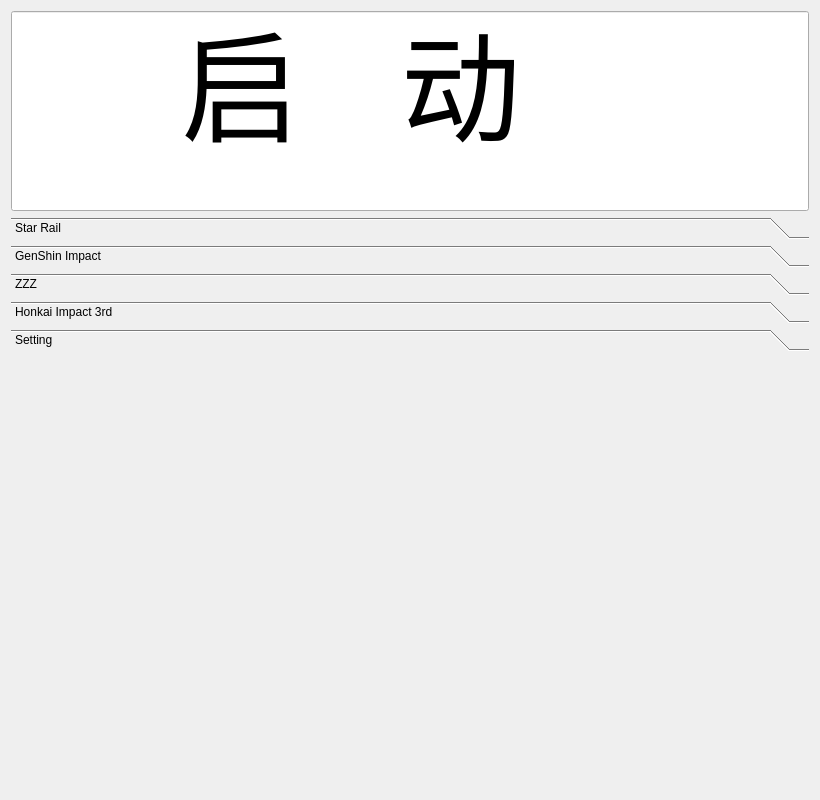
The window that widget.ui (kengsini250/MiHuYouQiDong) describes before a commit, drawn with Qt 5.
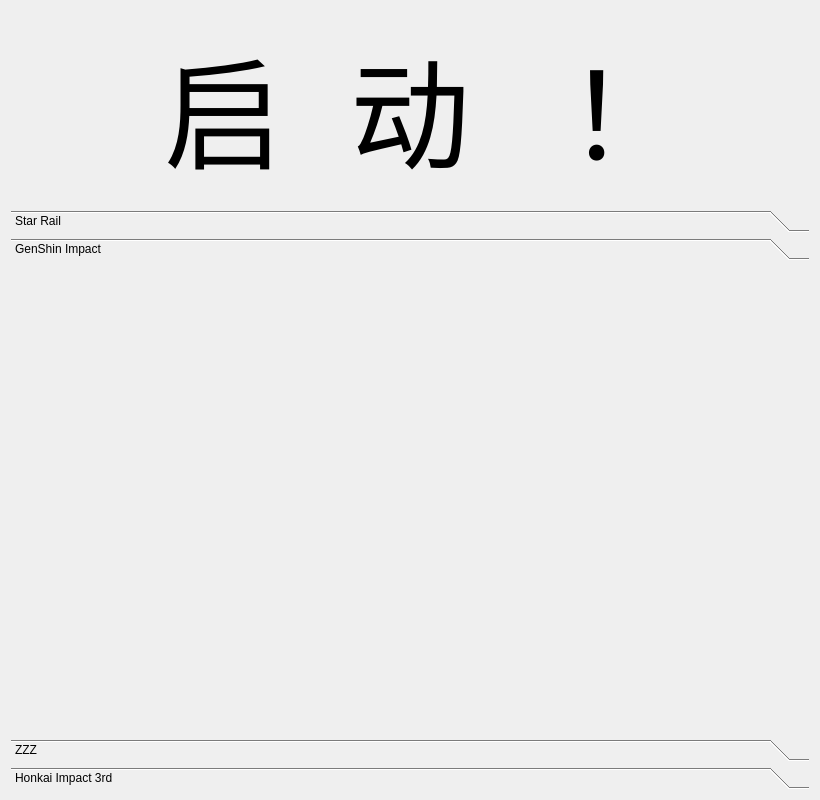
The same window after the commit. Custom widgets are drawn as their Qt base class.

```diff
--- a/widget.ui
+++ b/widget.ui
@@ -10,6 +10,18 @@
     <height>800</height>
    </rect>
   </property>
+  <property name="minimumSize">
+   <size>
+    <width>820</width>
+    <height>800</height>
+   </size>
+  </property>
+  <property name="maximumSize">
+   <size>
+    <width>820</width>
+    <height>800</height>
+   </size>
+  </property>
   <property name="windowTitle">
    <string>Widget</string>
   </property>
@@ -17,31 +29,30 @@
    <item>
     <layout class="QVBoxLayout" name="verticalLayout">
      <item>
-      <widget class="QLineEdit" name="lineEdit">
+      <widget class="QLabel" name="label">
        <property name="minimumSize">
         <size>
          <width>0</width>
-         <height>200</height>
+         <height>193</height>
         </size>
        </property>
        <property name="font">
         <font>
          <pointsize>90</pointsize>
-         <bold>false</bold>
         </font>
        </property>
        <property name="text">
-        <string>     启   动</string>
+        <string>启  动  ！</string>
        </property>
-       <property name="readOnly">
-        <bool>true</bool>
+       <property name="alignment">
+        <set>Qt::AlignCenter</set>
        </property>
       </widget>
      </item>
      <item>
       <widget class="QToolBox" name="toolBox">
        <property name="currentIndex">
-        <number>4</number>
+        <number>1</number>
        </property>
        <widget class="Form" name="page">
         <property name="geometry">
@@ -62,7 +73,7 @@
           <x>0</x>
           <y>0</y>
           <width>800</width>
-          <height>429</height>
+          <height>465</height>
          </rect>
         </property>
         <attribute name="label">
@@ -95,16 +106,6 @@
          <string>Honkai Impact 3rd</string>
         </attribute>
        </widget>
-       <widget class="SettingForm" name="SettingPage">
-        <property name="font">
-         <font>
-          <pointsize>8</pointsize>
-         </font>
-        </property>
-        <attribute name="label">
-         <string>Setting</string>
-        </attribute>
-       </widget>
       </widget>
      </item>
     </layout>
@@ -118,12 +119,6 @@
    <header>form.h</header>
    <container>1</container>
   </customwidget>
-  <customwidget>
-   <class>SettingForm</class>
-   <extends>QWidget</extends>
-   <header>settingform.h</header>
-   <container>1</container>
-  </customwidget>
  </customwidgets>
  <resources/>
  <connections/>
```
Left out of the diff: 14 changed lines with no effect on the pictures.
